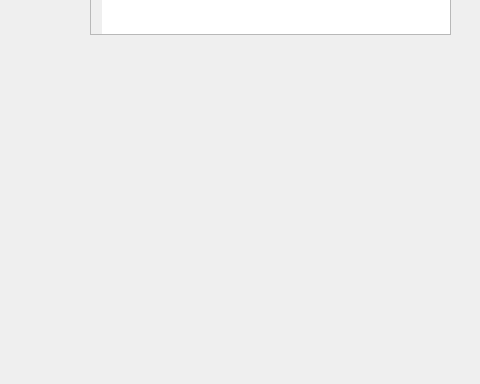
Before: the Qt Designer form Qt-Widgets-Examples/QSS-Example/src/view/ui/MainWindow.ui in STyulenev/Qt-CPP-Examples, drawn with Qt 5; both pictures show x 0 to 480 and y 216 to 600 of the 800 by 600 pixel window.
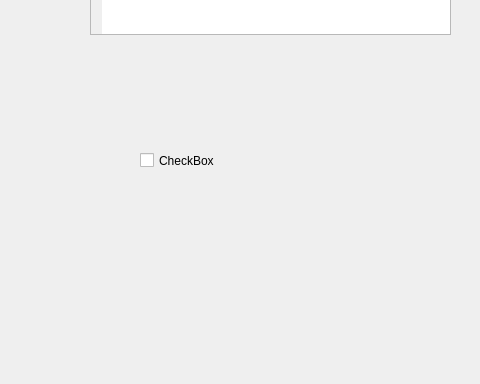
After: the same form once the commit is applied.

Commit message: Added style for QCheckBox in QSS-Example

The edit to the form file:
```diff
--- a/Qt-Widgets-Examples/QSS-Example/src/view/ui/MainWindow.ui
+++ b/Qt-Widgets-Examples/QSS-Example/src/view/ui/MainWindow.ui
@@ -121,6 +121,19 @@
      </property>
     </item>
    </widget>
+   <widget class="QCheckBox" name="checkBox">
+    <property name="geometry">
+     <rect>
+      <x>140</x>
+      <y>351</y>
+      <width>201</width>
+      <height>51</height>
+     </rect>
+    </property>
+    <property name="text">
+     <string>CheckBox</string>
+    </property>
+   </widget>
   </widget>
  </widget>
  <resources/>
```
The commit also changes 4 other files.
